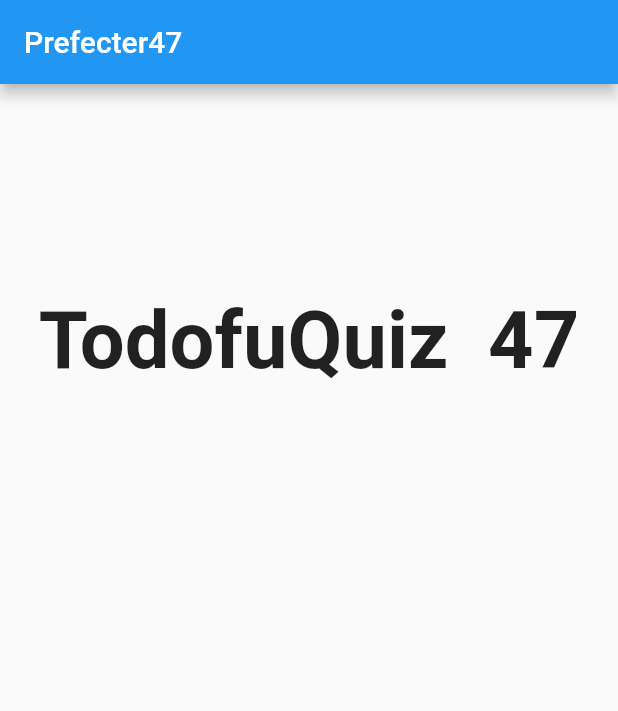
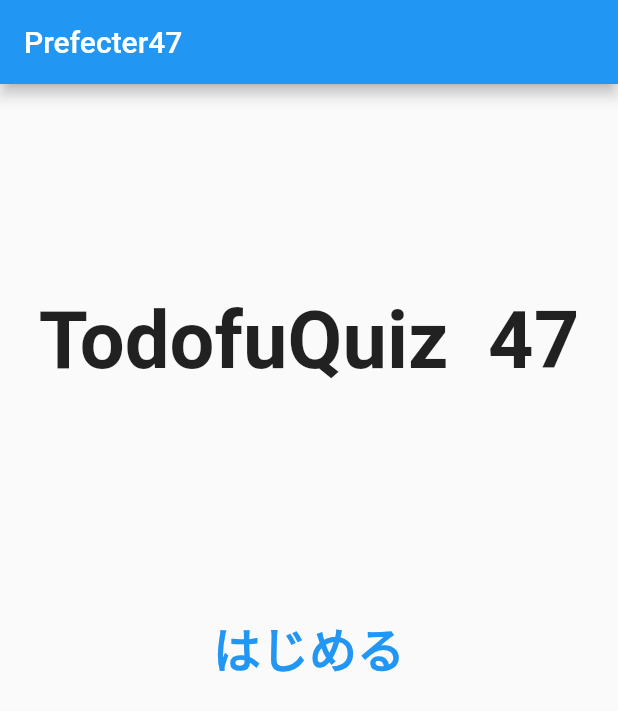
Before and after one commit to HikaruKusanagi/Prefectures47, a Flutter app: the screen it shows after launch, on a phone screen of 412 x 824 dp. Shown: the top 711 px of the screen. Run offline on Flutter 3.47's test engine with Material 2 defaults, Android fonts, the phone set to English and light mode, and no system bars; our stand-ins replace dio.

Commit message:
no message

```diff
--- a/lib/prefectures47.dart
+++ b/lib/prefectures47.dart
@@ -75,6 +75,19 @@ class _Prefectures47State extends State<Prefectures47> {
                 fontSize: 53,
               )),
         ),
+        SizedBox(height: 142),
+        Center(
+          child: TextButton(
+            child: Text(
+              'はじめる',
+              style: TextStyle(
+                fontSize: 32,
+                fontWeight: FontWeight.bold,
+              ),
+            ),
+            onPressed: () => print('クリックされました'),
+          ),
+        ),
       ]),
     );
   }
```
